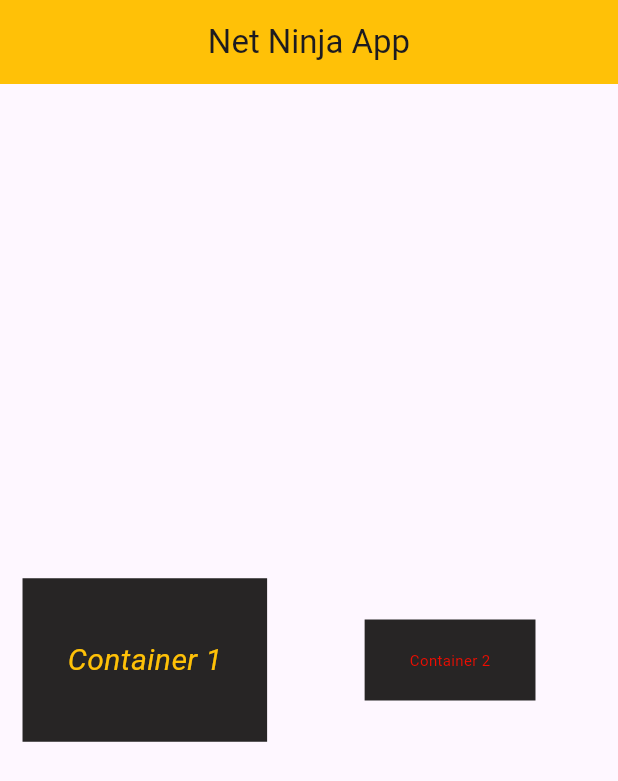
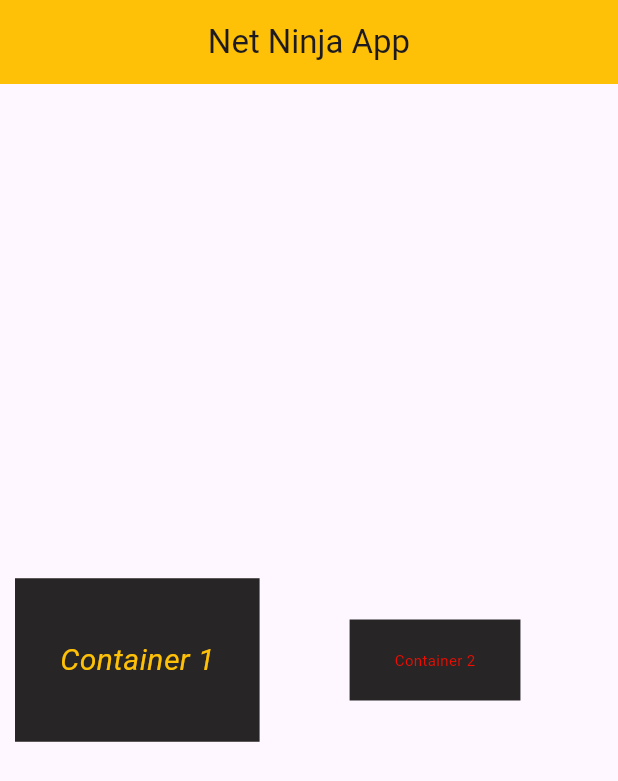
Before and after one commit to kamranzafar4343/flutterPractice, a Flutter app: the screen it shows after launch, on a phone screen of 412 x 824 dp. Shown: the top 781 px of the screen. Run offline on Flutter 3.47's test engine with Material 3 defaults, Android fonts, the phone set to English and light mode, and no system bars.

Commit message:
this is right way to use the row widget

```diff
--- a/practice/lib/main.dart
+++ b/practice/lib/main.dart
@@ -16,7 +16,6 @@ class Home extends StatelessWidget {
         backgroundColor: Colors.amber,
       ),
       body: Row(
-        mainAxisAlignment: MainAxisAlignment.spaceEvenly,
         children: [
           Container(
             child: Text(
```
